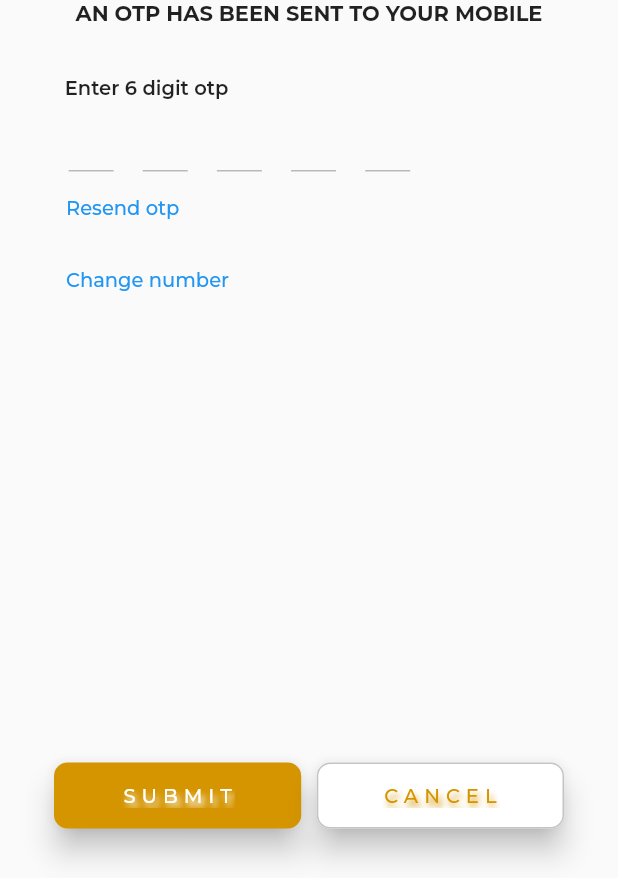
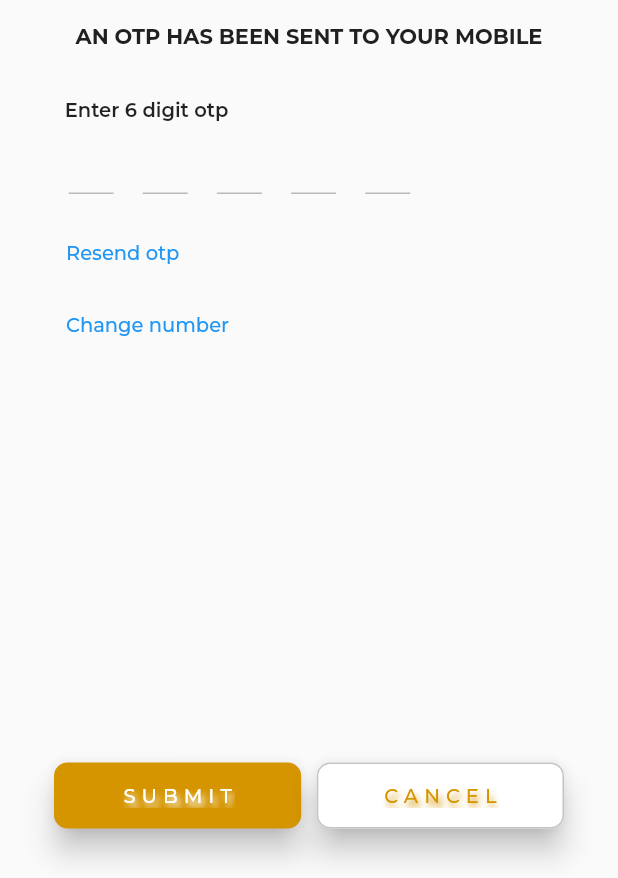
Before and after one commit to raulrahj/Sparx---Bee-Shopee--Task, a Flutter app: the OtpVerifyScreen screen opened by its route, on a phone screen of 412 x 824 dp, the part 358-1236 px from its top. Run offline on Flutter 3.47's test engine with Material 2 defaults, Android fonts, the light colour scheme and no system bars; drawn by our look-alikes of otp_text_field; our stand-ins replace google_fonts; network calls fail.

Commit message:
UI completed

```diff
--- a/lib/app.dart
+++ b/lib/app.dart
@@ -1,4 +1,5 @@
 import 'package:bee_shopee/config/constants.dart';
+import 'package:bee_shopee/view/home.dart';
 import 'package:bee_shopee/view/login_screen.dart';
 import 'package:bee_shopee/view/otp_v.dart';
 import 'package:bee_shopee/view/signup_screen.dart';
@@ -50,7 +51,8 @@ class MyApp extends StatelessWidget {
         routes: {
           '/login': (context) => const LoginScreen(),
           '/signUp': (context) => const SignUpScreen(),
-          '/otpVerify': (context) => const OtpVerifyScreen()
+          '/otpVerify': (context) => const OtpVerifyScreen(),
+          '/home': (context) => const HomeScreen()
         },
         home: const SplashScreen());
   }
--- a/lib/view/otp_v.dart
+++ b/lib/view/otp_v.dart
@@ -22,12 +22,13 @@ class OtpVerifyScreen extends StatelessWidget {
             crossAxisAlignment: CrossAxisAlignment.center,
             children: [
               logoSet(context),
+              addYSpace(val: 15),
               Text(
                 'AN OTP HAS BEEN SENT TO YOUR MOBILE',
                 style: Theme.of(context)
                     .textTheme
                     .bodyLarge!
-                    .copyWith(fontWeight: FontWeight.bold),
+                    .copyWith(fontWeight: FontWeight.bold, color: kBlack),
               ),
               Container(
                 width: dWidth(context),
@@ -50,6 +51,7 @@ class OtpVerifyScreen extends StatelessWidget {
                   ),
                 ],
               ),
+              addYSpace(val: 15),
               DTextButton(
                 text: 'Resend otp',
                 fuction: () {},
@@ -65,9 +67,15 @@ class OtpVerifyScreen extends StatelessWidget {
                   DButton(
                     isWhite: false,
                     text: 'SUBMIT',
+                    function: () {
+                      Navigator.pushNamed(context, '/home');
+                    },
+                  ),
+                  DButton(
+                    isWhite: true,
+                    text: 'CANCEL',
                     function: () {},
-                  ),
-                  DButton(isWhite: true, text: 'CANCEL',function: (){},)
+                  )
                 ],
               ),
               addYSpace()
```
Also changed, not shown: lib/view/home.dart (added, +50 -0 lines).
